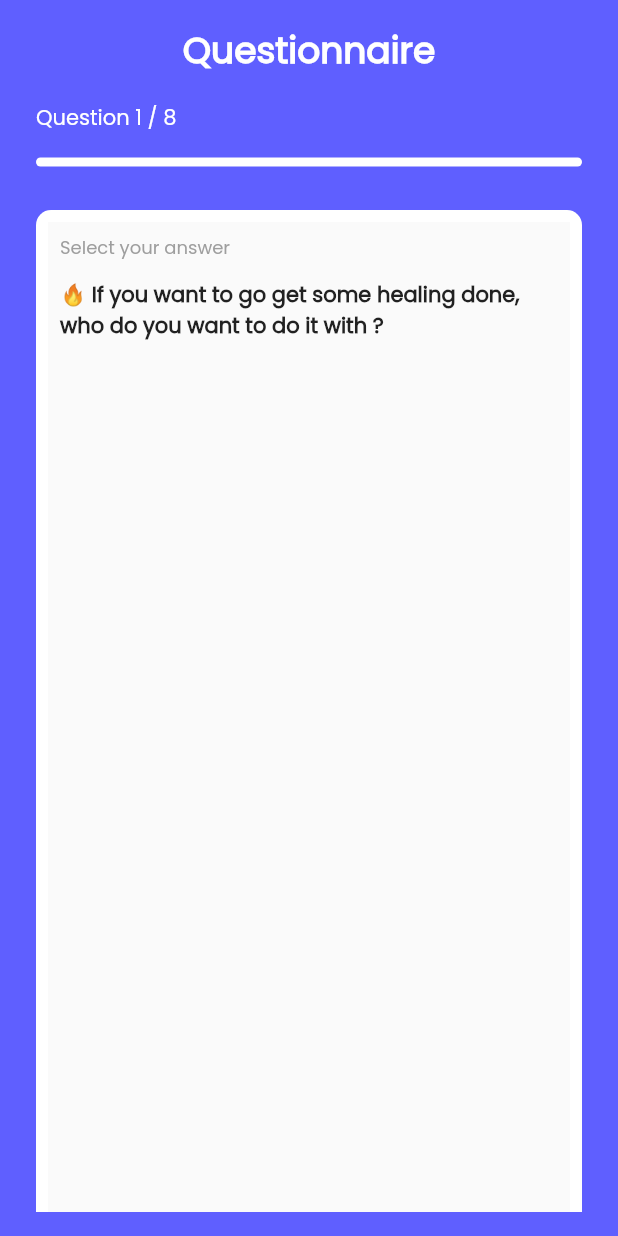
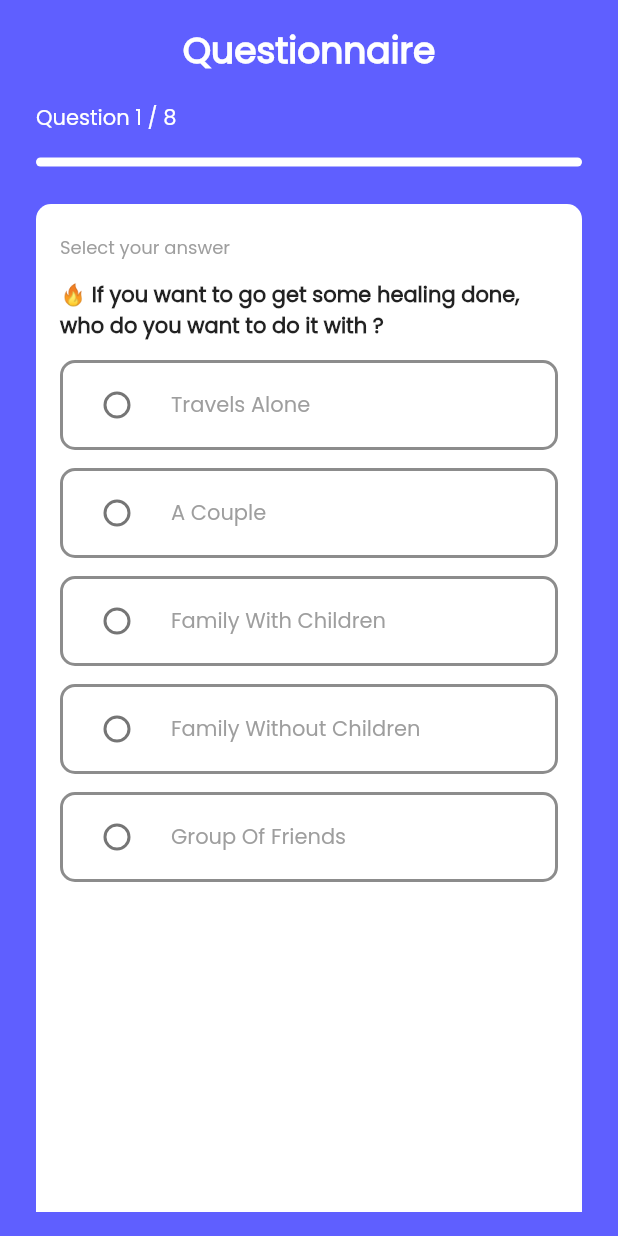
Before and after one commit to aldisaepurahman/trip_aja, a Flutter app: the screen it shows after launch, on a phone screen of 412 x 824 dp. Run offline on Flutter 3.47's test engine with Material 2 defaults, Android fonts, the light colour scheme and no system bars.

Commit message:
Repair Questionnaire feature & add recommendation page

```diff
--- a/lib/ui/questionnaire/Questionnaire.dart
+++ b/lib/ui/questionnaire/Questionnaire.dart
@@ -1,6 +1,5 @@
 import 'package:flutter/cupertino.dart';
 import 'package:flutter/material.dart';
-import 'package:heal_and_go/ui/questionnaire/QuestionTab.dart';
 import 'package:heal_and_go/utils/QuestionItem.dart';
 
 class Questionnaire extends StatefulWidget {
@@ -24,15 +23,9 @@ class _QuestionnaireState extends State<Questionnaire>
   int currentPage = 0;
   int totalPages = _question.length;
 
-  List<QuestionTab> _pages = [];
-
   @override
   void initState() {
     super.initState();
-
-    _question.asMap().forEach((index, quest) {
-      _pages.add(QuestionTab(pageIndex: index, questionItem: quest));
-    });
 
     _progressAnimController = AnimationController(
       vsync: this,
@@ -48,7 +41,6 @@ class _QuestionnaireState extends State<Questionnaire>
   _setProgressAnim(double maxWidth, int pageIndex) {
     setState(() {
       currentPage = pageIndex;
-      print(maxWidth);
       growStepWidth = maxWidth / totalPages;
       beginWidth = growStepWidth * (pageIndex - 1);
       endWidth = growStepWidth * pageIndex;
@@ -126,17 +118,16 @@ class _QuestionnaireState extends State<Questionnaire>
                 ],
               ),
             ),
-            Flexible(
+            Expanded(
                 child: SingleChildScrollView(
-                    child: Padding(
-                        padding: const EdgeInsets.only(top: 4.0, bottom: 16.0),
                     child: Container(
+                      padding: const EdgeInsets.only(top: 4.0, bottom: 20.0),
                       decoration: BoxDecoration(
                           borderRadius: BorderRadius.circular(10.0),
                           color: Colors.white
                       ),
                       constraints: BoxConstraints(
-                              maxHeight: MediaQuery.of(context).size.height
+                          maxHeight: MediaQuery.of(context).size.height + 70
                       ),
                       child: Column(
                         children: [
@@ -147,7 +138,78 @@ class _QuestionnaireState extends State<Questionnaire>
                                 controller: _controller,
                                 itemCount: totalPages,
                                 itemBuilder: (context, index) {
-                                      return _pages[index % totalPages];
+                                  return Padding(
+                                    padding: const EdgeInsets.all(8.0),
+                                    child: Column(
+                                      crossAxisAlignment: CrossAxisAlignment.stretch,
+                                      children: [
+                                        const Text(
+                                          "Select your answer",
+                                          style: TextStyle(
+                                              color: Colors.grey, fontFamily: "Poppins", fontSize: 12.0),
+                                        ),
+                                        Padding(
+                                          padding: const EdgeInsets.only(top: 12.0),
+                                          child: Text(
+                                            _question[index].question,
+                                            style: const TextStyle(
+                                                fontFamily: "Poppins", fontWeight: FontWeight.bold),
+                                          ),
+                                        ),
+                                        for (var i = 0; i < _question[index].choices.length; i++)
+                                          if (_question[index].multiple_choice)
+                                            Padding(
+                                                padding: const EdgeInsets.only(top: 12.0),
+                                                child: Container(
+                                                    decoration: BoxDecoration(
+                                                        borderRadius: BorderRadius.circular(10.0),
+                                                      border: Border.all(color: Colors.black45, width: 2)
+                                                    ),
+                                                    child: CheckboxListTile(
+                                                      controlAffinity: ListTileControlAffinity.leading,
+                                                      title: Text(
+                                                        _question[index].choices[i],
+                                                        style: const TextStyle(
+                                                            fontFamily: "Poppins", color: Colors.grey, fontSize: 13.0),
+                                                      ),
+                                                      value: _question[index].groupValue[i],
+                                                      onChanged: (value) {
+                                                        setState(() {
+                                                          _question[index].groupValue[i] = !_question[index].groupValue[i];
+                                                        });
+                                                      },
+
+                                                    ),
+                                                )
+                                            )
+                                          else
+                                            Padding(
+                                                padding: const EdgeInsets.only(top: 12.0),
+                                                child: Container(
+                                                  decoration: BoxDecoration(
+                                                      borderRadius: BorderRadius.circular(10.0),
+                                                      border: Border.all(color: Colors.black45, width: 2)
+                                                  ),
+                                                  child: RadioListTile(
+                                                    title: Text(
+                                                      _question[index].choices[i],
+                                                      style:
+                                                      const TextStyle(fontFamily: "Poppins", color: Colors.grey, fontSize: 14.0),
+                                                    ),
+                                                    value: _question[index].choices[i],
+                                                    groupValue: _question[index].groupValue,
+                                                    onChanged: (value) {
+                                                      setState(() {
+                                                        _question[index].groupValue = value;
+                                                      });
+                                                    },
+                                                  ),
+                                                )
+                                            )
+                                      ],
+                                    ),
+                                  );
+                                  // return _pages[index % totalPages];
                                 },
                                 onPageChanged: (i) {
                                   _progressAnimController.reset();
@@ -206,7 +268,6 @@ class _QuestionnaireState extends State<Questionnaire>
                       ),
                     )
                 )
-                )
             ),
           ],
         ),
@@ -239,6 +300,7 @@ final _question = [
         "Family Without Children",
         "Group Of Friends"
       ],
+      groupValue: "",
       multiple_choice: false
   ),
   QuestionItem(
@@ -250,6 +312,7 @@ final _question = [
         "Middle Age (46–64)",
         "Senior Adult (> 64)"
       ],
+      groupValue: [false, false, false, false, false],
       multiple_choice: true
   ),
   QuestionItem(
@@ -264,11 +327,13 @@ final _question = [
         "Leisurely walk",
         "Shopping"
       ],
+      groupValue: [false, false, false, false, false, false, false, false],
       multiple_choice: true
   ),
   QuestionItem(
       question: "🏊 Are you going to do sports too during your healing ?",
       choices: ["No Sports", "Traditional sports (Swimming, Hiking, Golf)"],
+      groupValue: "",
       multiple_choice: false
   ),
   QuestionItem(
@@ -280,6 +345,7 @@ final _question = [
         "2 weeks",
         "More than 3 weeks"
       ],
+      groupValue: "",
       multiple_choice: false
   ),
   QuestionItem(
@@ -290,16 +356,19 @@ final _question = [
         "September - November",
         "Desember - February"
       ],
+      groupValue: "",
       multiple_choice: false
   ),
   QuestionItem(
       question: "♀️♂️ Which of the following most accurately describe you ?",
       choices: ["Female", "Male"],
+      groupValue: "",
       multiple_choice: false
   ),
   QuestionItem(
       question: "💰 How much budget can you allocate ?",
       choices: ["< 500rb", "500rb - 3jt", "4jt - 7.5jt", "> 7.5jt"],
+      groupValue: "",
       multiple_choice: false
   )
 ];
--- a/lib/utils/QuestionItem.dart
+++ b/lib/utils/QuestionItem.dart
@@ -1,7 +1,8 @@
 class QuestionItem {
   String question;
   List<String> choices;
+  dynamic groupValue;
   bool multiple_choice;
 
-  QuestionItem({required this.question, required this.choices, required this.multiple_choice});
+  QuestionItem({required this.question, required this.choices, required this.groupValue, required this.multiple_choice});
 }
--- a/pubspec.yaml
+++ b/pubspec.yaml
@@ -36,6 +36,7 @@ dependencies:
   # The following adds the Cupertino Icons font to your application.
   # Use with the CupertinoIcons class for iOS style icons.
   cupertino_icons: ^1.0.2
+  swipable_stack: ^2.0.0
 
 dev_dependencies:
   flutter_test:
```
Also changed, not shown: lib/data/response/DefaultResponse.dart (added, +7 -0 lines), lib/data/response/DestinationItem.dart (added, +8 -0 lines), lib/data/response/RecommendationDataItem.dart (added, +12 -0 lines), lib/data/response/RecommendationResponse.dart (added, +8 -0 lines), lib/ui/questionnaire/QuestionTab.dart (+54 -22 lines), lib/ui/recommendation/Recommendation.dart (added), pubspec.lock. Lines whose indentation alone changed are shown as unchanged.
